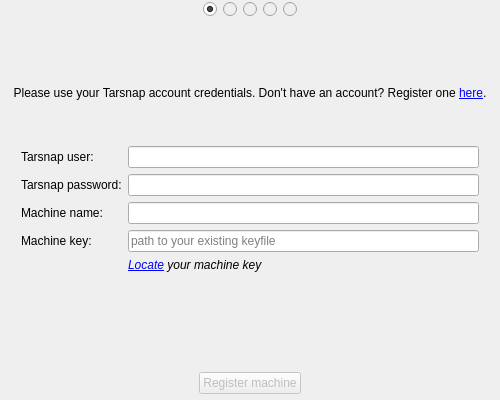
Above: forms/setupdialog.ui from Tarsnap/tarsnap-gui before the change. Below: the same form after it.
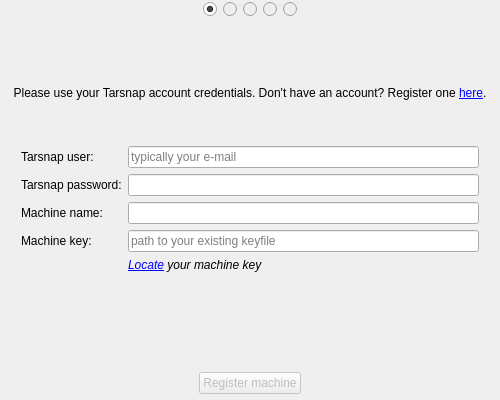
That is the form after the change. The open tabs and pages were chosen to show the change. Icons and pictures are not drawn.

Commit message:
Don't append unix numerical timestamps to new keys.
Use a plain human readable ISO date instead.

Diff of the .ui file:
```diff
--- a/forms/setupdialog.ui
+++ b/forms/setupdialog.ui
@@ -671,6 +671,9 @@
           </item>
           <item row="0" column="1">
            <widget class="QLineEdit" name="tarsnapUserLineEdit">
+            <property name="placeholderText">
+             <string>typically your e-mail</string>
+            </property>
             <property name="clearButtonEnabled">
              <bool>true</bool>
             </property>
```
The commit also changes 1 other file.
